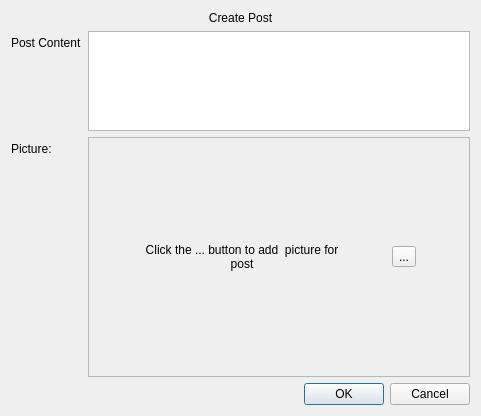
Before: the Qt Designer form Components/Dialogs/createpostdialog.ui in saeedsamimi/InLink, drawn with Qt 5.
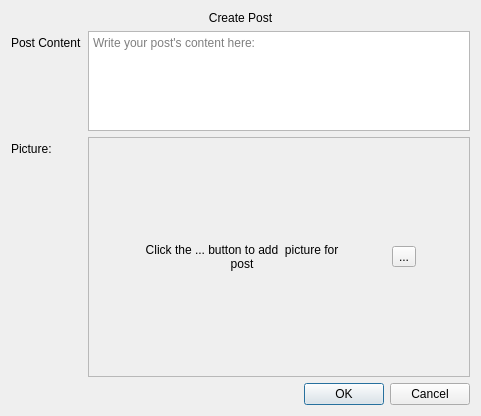
After: the same form once the commit is applied.

Diff of the .ui file:
```diff
--- a/Components/Dialogs/createpostdialog.ui
+++ b/Components/Dialogs/createpostdialog.ui
@@ -51,6 +51,9 @@
        <height>100</height>
       </size>
      </property>
+     <property name="placeholderText">
+      <string>Write your post's content here:</string>
+     </property>
     </widget>
    </item>
    <item row="2" column="0">
```
Left out of the diff: 2 changed lines with no effect on the pictures.
